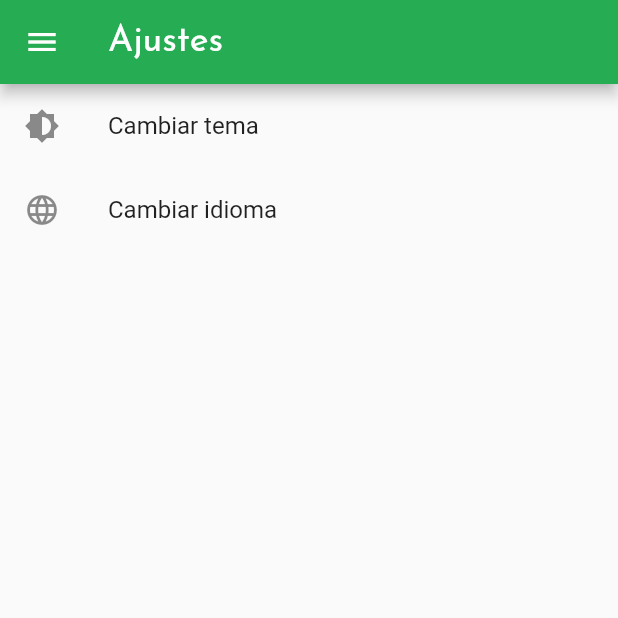
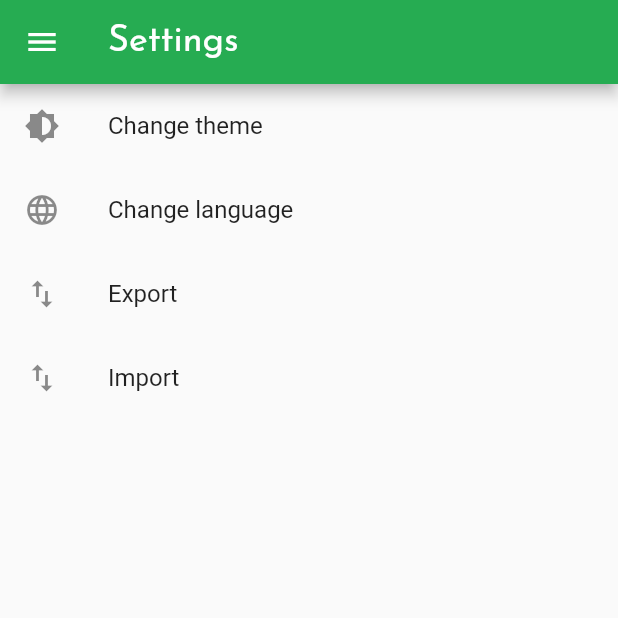
Before and after one commit to setlopez1999/menoute, a Flutter app: the SettingsScreen screen opened directly, after a tap on "Cambiar idioma", on a phone screen of 412 x 824 dp, the top half of it. Run offline on Flutter 3.47's test engine with Material 3 defaults, Android fonts, the phone set to English and light mode, and no system bars; our stand-ins replace file_picker, google_fonts, hive, hive_flutter, share_plus; accounts and stored records are empty.

Commit message:
acabo final para la v0.1.0 - usable

```diff
--- a/lib/core/locale/app_locale.dart
+++ b/lib/core/locale/app_locale.dart
@@ -9,6 +9,19 @@ class AppLocale {
       'add_note':'Agregar nota',
       'empty':'No hay notas',
       'search':'Buscar...',
+      'setting':'Ajustes',
+      'changesTheme':'Cambiar tema',
+      'changeLanguage':'Cambiar idioma',
+      'profile':'Perfil',
+      'noContentYet':'No hay contenido aún',
+      'export':'Exportar',
+      'import':'Importar',
+      'version':'v1.0.0',
+      'home':'Inicio',
+      's_editor_title':'Nueva Nota',
+      's_editor_hint_titlenote':'Título',
+      's_editor_hint_bodynote':'Escribe tu nota...',
+
 
     },
     'en':{
@@ -16,6 +29,20 @@ class AppLocale {
       'add_note':'Add note',
       'empty':'No notes yet',
       'search':'Search...',
+      'setting':'Settings',
+      'changesTheme':'Change theme',
+      'changeLanguage':'Change language',
+      'profile':'Profile',
+      'noContentYet':'No content yet',
+      'export':'Export',
+      'import':'Import',
+      'version':'v1.0.0',
+      'home':'Home',
+      's_editor_title':'New Note',
+      's_editor_hint_titlenote':'Title',
+      's_editor_hint_bodynote':'Write your note...',
+
+
     },
   };
 
@@ -23,5 +50,18 @@ class AppLocale {
   String get addNote => _texts[languageCode]!['add_note']!;
   String get empty => _texts[languageCode]!['empty']!;
   String get search => _texts[languageCode]!['search']!;
+  String get setting => _texts[languageCode]!['setting']!;
+  String get changesTheme => _texts[languageCode]!['changesTheme']!;
+  String get changeLanguage => _texts[languageCode]!['changeLanguage']!;
+  String get profile => _texts[languageCode]!['profile']!;
+  String get noContentYet => _texts[languageCode]!['noContentYet']!;
+  String get export => _texts[languageCode]!['export']!;
+  String get import => _texts[languageCode]!['import']!;
+  String get version => _texts[languageCode]!['version']!;
+  String get home => _texts[languageCode]!['home']!;
+
+  String get sEditorTitle => _texts[languageCode]!['s_editor_title']!;
+  String get sEditorHintTitleNote => _texts[languageCode]!['s_editor_hint_titlenote']!;
+  String get sEditorHintBodyNote => _texts[languageCode]!['s_editor_hint_bodynote']!;
 
 }
--- a/lib/core/notes/note_model.dart
+++ b/lib/core/notes/note_model.dart
@@ -2,6 +2,8 @@ class Note {
   final String id;
   final String title;
   final String body;
+
+
   Note({
     required this.id,
     required this.title,
--- a/lib/core/notes/notes_provider.dart
+++ b/lib/core/notes/notes_provider.dart
@@ -21,16 +21,18 @@ class NotesProvider extends ChangeNotifier{
     _box.put(note.id, note.toMap());
     notifyListeners();
   }
-  //Mostrar Nota
+
   //Actualizar Nota
   void updateNote(Note updateNota){
     _box.put(updateNota.id, updateNota.toMap());
     notifyListeners();
   }
 
+  //Borrar Nota
   void deleteNote(String id) {
     _box.delete(id);
     notifyListeners();
   }
-  //Borrar Nota
+
+
 }
--- a/lib/screens/settings_screen.dart
+++ b/lib/screens/settings_screen.dart
@@ -4,6 +4,9 @@ import 'package:provider/provider.dart';
 import 'package:menouts/core/locale/app_locale.dart';
 import 'package:menouts/core/locale/locale_provider.dart';
 import 'package:menouts/core/theme/theme_provider.dart';
+
+import 'package:menouts/core/notes/exp_notes.dart';
+import 'package:menouts/core/notes/imp_notes.dart';
 
 class SettingsScreen extends StatelessWidget {
   const SettingsScreen({super.key});
@@ -17,13 +20,13 @@ class SettingsScreen extends StatelessWidget {
     return Scaffold(
       drawer: const DrawerMenu(),
       appBar: AppBar(
-        title: Text('Ajustes', style: Theme.of(context).textTheme.headlineSmall,),
+        title: Text(texts.setting, style: Theme.of(context).textTheme.headlineSmall,),
       ),
       body: ListView(
         children: [
           ListTile(
             leading: Icon(Icons.brightness_6),
-            title: Text('Cambiar tema'),
+            title: Text(texts.changesTheme),
             onTap: (
               (){
                 themeProvider.toggleTheme();
@@ -32,9 +35,23 @@ class SettingsScreen extends StatelessWidget {
           ),
           ListTile(
             leading: Icon(Icons.language),
-            title: Text('Cambiar idioma'),
+            title: Text(texts.changeLanguage),
             onTap: () {
               context.read<LocaleProvider>().toggleLocale();
+            },
+          ),
+          ListTile(
+            leading: Icon(Icons.import_export),
+            title: Text(texts.export),
+            onTap: () {
+              exportNotes();
+            },
+          ),
+          ListTile(
+            leading: Icon(Icons.import_export_outlined),
+            title: Text(texts.import),
+            onTap: () {
+              importNotes();
             },
           ),
         ],
--- a/lib/widgets/note_card.dart
+++ b/lib/widgets/note_card.dart
@@ -0,0 +1 @@
+// creo q ya no se implementara xd
--- a/pubspec.yaml
+++ b/pubspec.yaml
@@ -38,6 +38,9 @@ dependencies:
   google_fonts: ^6.3.3
   hive: ^2.2.3
   hive_flutter: ^1.1.0
+  path_provider: ^2.0.15
+  file_picker: ^10.3.8
+  share_plus: ^7.2.1
 
 dev_dependencies:
   flutter_test:
```
Also changed, not shown: lib/core/notes/exp_notes.dart (added, +37 -0 lines), lib/core/notes/imp_notes.dart (added, +28 -0 lines), lib/screens/profile_screen.dart (+9 -3 lines), lib/widgets/drawe_menu.dart (+17 -5 lines), pubspec.lock.
